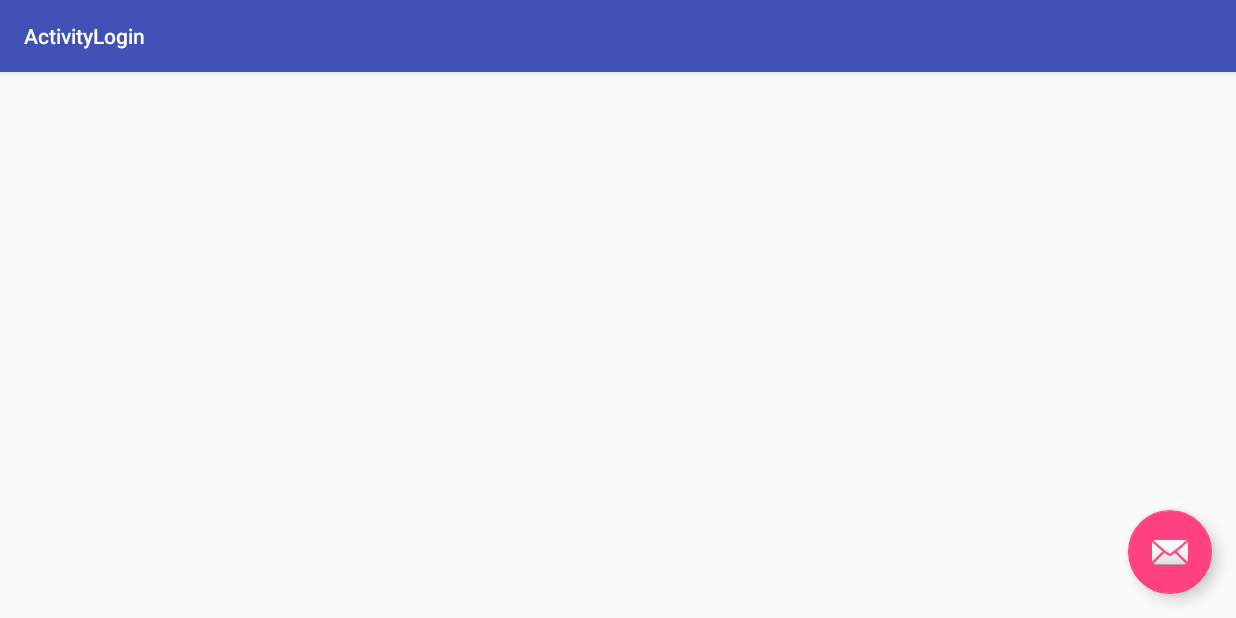
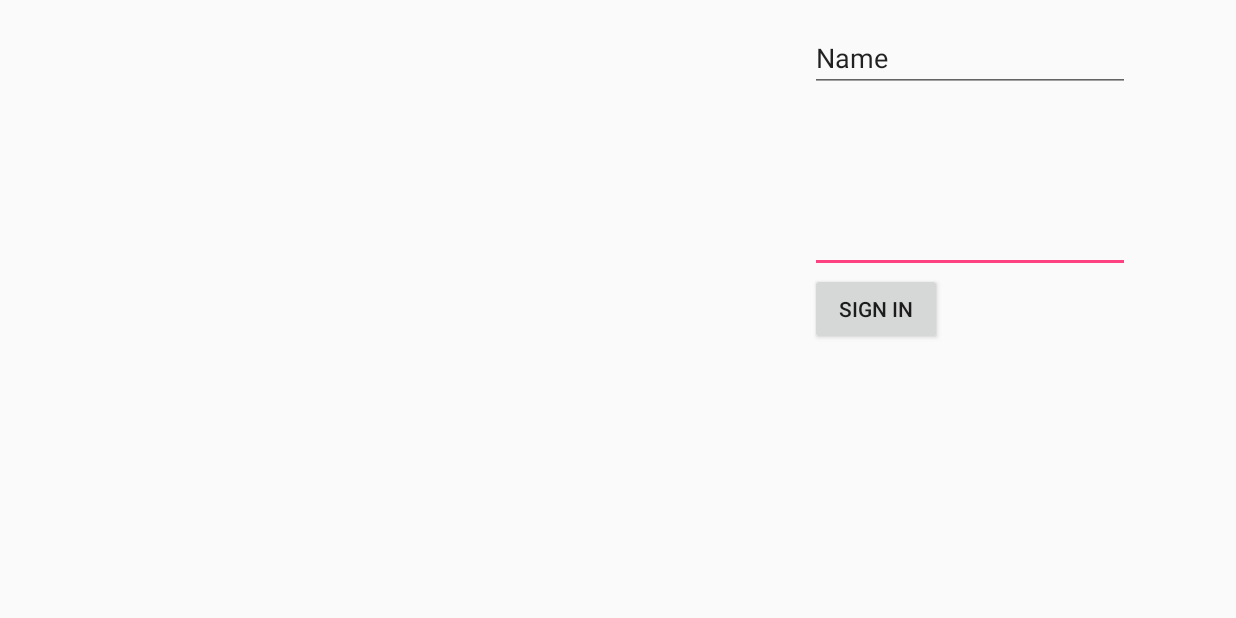
Before and after one commit to phndavid/learny, an Android app: the ActivityLogin screen opened directly, with no data from a screen before it, on a phone screen of 824 x 412 dp (held sideways). Run offline under Robolectric (Android 15) with nearby library versions, the light colour scheme and no system bars.

Commit message:
Init app

```diff
--- a/app/src/main/java/com/lab/inmotion/learny/ActivityLogin.java
+++ b/app/src/main/java/com/lab/inmotion/learny/ActivityLogin.java
@@ -1,5 +1,6 @@
 package com.lab.inmotion.learny;
 
+import android.content.Intent;
 import android.os.Bundle;
 import android.support.design.widget.FloatingActionButton;
 import android.support.design.widget.Snackbar;
@@ -9,21 +10,15 @@ import android.view.View;
 
 public class ActivityLogin extends AppCompatActivity {
 
+    public void btnSignIn(View view){
+        Intent theIntent = new Intent(this, ActivityPlay.class);
+        startActivity(theIntent);
+        finish();
+    }
     @Override
     protected void onCreate(Bundle savedInstanceState) {
         super.onCreate(savedInstanceState);
         setContentView(R.layout.activity_activity_login);
-        Toolbar toolbar = (Toolbar) findViewById(R.id.toolbar);
-        setSupportActionBar(toolbar);
-
-        FloatingActionButton fab = (FloatingActionButton) findViewById(R.id.fab);
-        fab.setOnClickListener(new View.OnClickListener() {
-            @Override
-            public void onClick(View view) {
-                Snackbar.make(view, "Replace with your own action", Snackbar.LENGTH_LONG)
-                        .setAction("Action", null).show();
-            }
-        });
     }
 
 }
--- a/app/src/main/res/layout/activity_activity_login.xml
+++ b/app/src/main/res/layout/activity_activity_login.xml
@@ -9,18 +9,8 @@
     <android.support.design.widget.AppBarLayout android:layout_height="wrap_content"
         android:layout_width="match_parent" android:theme="@style/AppTheme.AppBarOverlay">
 
-        <android.support.v7.widget.Toolbar android:id="@+id/toolbar"
-            android:layout_width="match_parent" android:layout_height="?attr/actionBarSize"
-            android:background="?attr/colorPrimary" android:theme="@style/AppTheme.AppBarOverlay"
-            app:popupTheme="@style/AppTheme.PopupOverlay" />
-
     </android.support.design.widget.AppBarLayout>
 
     <include layout="@layout/content_activity_login" />
 
-    <android.support.design.widget.FloatingActionButton android:id="@+id/fab"
-        android:layout_width="wrap_content" android:layout_height="wrap_content"
-        android:layout_gravity="end|bottom" android:layout_margin="@dimen/fab_margin"
-        android:src="@android:drawable/ic_dialog_email" />
-
 </android.support.design.widget.CoordinatorLayout>
--- a/app/src/main/res/layout/content_activity_login.xml
+++ b/app/src/main/res/layout/content_activity_login.xml
@@ -10,4 +10,36 @@
     tools:showIn="@layout/activity_activity_login"
     tools:context="com.lab.inmotion.learny.ActivityLogin">
 
+    <Button
+        android:layout_width="wrap_content"
+        android:layout_height="wrap_content"
+        android:text="Sign In"
+        android:id="@+id/btn_signIn"
+        android:layout_marginRight="132dp"
+        android:layout_marginEnd="132dp"
+        android:layout_centerVertical="true"
+        android:layout_alignParentRight="true"
+        android:layout_alignParentEnd="true"
+        android:onClick="btnSignIn" />
+
+    <EditText
+        android:layout_width="wrap_content"
+        android:layout_height="wrap_content"
+        android:inputType="textPassword"
+        android:ems="10"
+        android:id="@+id/editText"
+        android:layout_above="@+id/btn_signIn"
+        android:layout_alignLeft="@+id/btn_signIn"
+        android:layout_alignStart="@+id/btn_signIn" />
+
+    <EditText
+        android:layout_width="wrap_content"
+        android:layout_height="wrap_content"
+        android:inputType="textPersonName"
+        android:text="Name"
+        android:ems="10"
+        android:id="@+id/editText2"
+        android:layout_alignParentTop="true"
+        android:layout_alignLeft="@+id/editText"
+        android:layout_alignStart="@+id/editText" />
 </RelativeLayout>
--- a/app/src/main/res/values/styles.xml
+++ b/app/src/main/res/values/styles.xml
@@ -1,7 +1,7 @@
 <resources>
 
     <!-- Base application theme. -->
-    <style name="AppTheme" parent="Theme.AppCompat.Light.DarkActionBar">
+    <style name="AppTheme" parent="Theme.AppCompat.Light.NoActionBar">
         <!-- Customize your theme here. -->
         <item name="colorPrimary">@color/colorPrimary</item>
         <item name="colorPrimaryDark">@color/colorPrimaryDark</item>
```
Also changed, not shown: app/src/main/java/com/lab/inmotion/learny/ActivityIntro.java (+6 -31 lines), app/src/main/res/layout/activity_activity_intro.xml (+0 -10 lines), app/src/main/res/layout/content_activity_intro.xml (+17 -2 lines).
